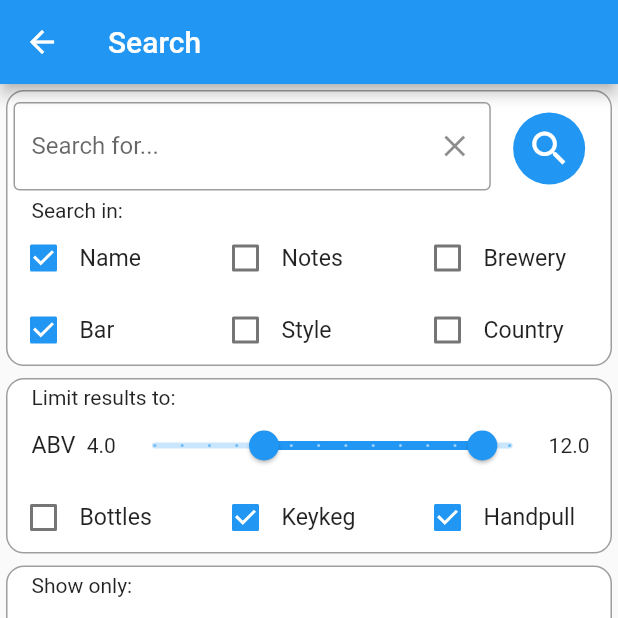
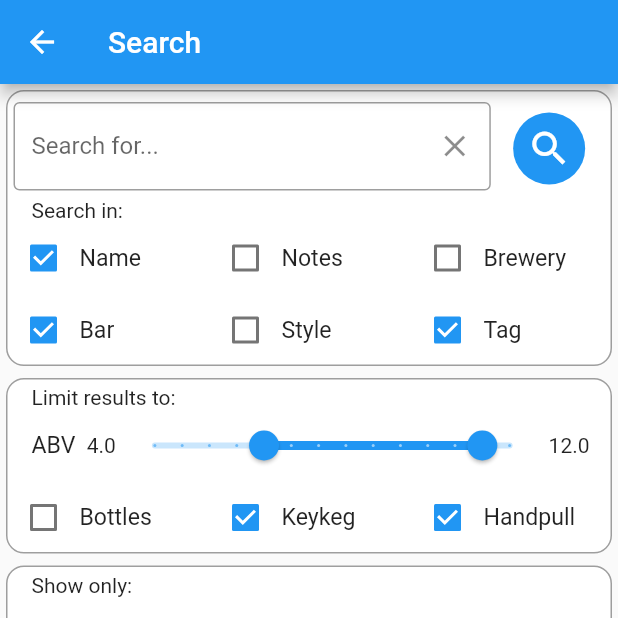
Before and after one commit to dave-co/gbbf_beer_app, a Flutter app: the screen it shows after launch, after a tap on the "search" icon, on a phone screen of 412 x 824 dp, the top half of it. Run offline on Flutter 3.47's test engine with Material 2 defaults, Android fonts, the phone set to English and light mode, and no system bars; our stand-ins replace flutter_hooks, shared_preferences.

Commit message:
search tags

```diff
--- a/lib/main.dart
+++ b/lib/main.dart
@@ -83,6 +83,7 @@ class _MyHomePageState extends State<MyHomePage> {
   bool barSearch = true;
   bool styleSearch = false;
   bool countrySearch = false;
+  bool tagSearch = true;
 
   bool showHandpull = true;
   bool showKeyKeg = true;
@@ -155,6 +156,7 @@ class _MyHomePageState extends State<MyHomePage> {
       barSearch = searchData.barSearch;
       styleSearch = searchData.styleSearch;
       countrySearch = searchData.countrySearch;
+      tagSearch = searchData.tagSearch;
       showHandpull = searchData.showHandpull;
       showKeyKeg = searchData.showKeyKeg;
       showBottles = searchData.showBottles;
@@ -234,12 +236,17 @@ class _MyHomePageState extends State<MyHomePage> {
         if (styleSearch && beer.style.toLowerCase().contains(text)) {
           return true;
         }
-        if (countrySearch && beer.country.toLowerCase().contains(text)) {
+        if ("GBBF 2022" == activeFestival.name && countrySearch && beer.country.toLowerCase().contains(text)) {
+          return true;
+        }
+        if ("GBBF 2023" == activeFestival.name && tagSearch && beer.tags.any((tag) => tag.toLowerCase().contains(text))) {
           return true;
         }
 
-        if (!nameSearch && !notesSearch && !brewerySearch && !barSearch &&
-            !styleSearch && !countrySearch) {
+        if (!nameSearch && !notesSearch && !brewerySearch && !barSearch && !styleSearch &&
+            (("GBBF 2022" == activeFestival.name && !countrySearch)
+                  || ("GBBF 2023" == activeFestival.name && !tagSearch))
+          ) {
           return true;
         }
         return false;
@@ -347,6 +354,7 @@ class _MyHomePageState extends State<MyHomePage> {
                                     barSearch,
                                     styleSearch,
                                     countrySearch,
+                                    tagSearch,
                                     showHandpull,
                                     showKeyKeg,
                                     showBottles,
@@ -354,7 +362,8 @@ class _MyHomePageState extends State<MyHomePage> {
                                     abvMax,
                                     onlyShowWants,
                                     onlyShowFavourites,
-                                    onlyShowTried
+                                    onlyShowTried,
+                                    activeFestival.name
                                 )
                         )
                     ).then((value) => _searchFieldsResult(value));
@@ -603,7 +612,7 @@ class _MyHomePageState extends State<MyHomePage> {
                             Expanded(child:
                               Padding(
                                 padding: const EdgeInsets.only(left: 10, right: 5),
-                                child: Text(filteredBeers[i].notes, textScaleFactor: 1.1),
+                                child: Text(_cleanNotesText(filteredBeers[i].notes), textScaleFactor: 1.1),
                               ),
                             )
                           ],
@@ -701,20 +710,28 @@ class _MyHomePageState extends State<MyHomePage> {
 
   Color _getColor(String tag){
     if(tag == 'Citrus') return Colors.lime;
+    if(tag == 'Session') return Colors.lightGreen.shade300;
     if(tag == 'Hoppy') return Colors.lightGreen;
     if(tag == 'Pine') return Colors.yellow.shade100;
     if(tag == 'Pale') return Colors.yellowAccent.shade100;
     if(tag == 'Pale Ale') return Colors.yellowAccent.shade100;
+    if(tag == 'Blonde') return Colors.yellow.shade300;
     if(tag == 'Golden') return Colors.yellow;
     if(tag == 'Lemon') return Colors.yellow.shade600;
     if(tag == 'Tangerine') return Colors.orangeAccent;
     if(tag == 'Orange') return Colors.orange;
+    if(tag == 'Amber') return Colors.amber;
     if(tag == 'Floral') return Colors.pink.shade100;
     if(tag == 'Grapefruit') return Colors.pinkAccent.shade100;
+    if(tag == 'Refreshing') return Colors.purple.shade100;
+    if(tag == 'Bitter') return Colors.deepPurple.shade100;
     if(tag == 'Fruity') return Colors.purpleAccent;
-    if(tag == 'Ipa') return Colors.purple;
+    if(tag == 'Fruit') return Colors.purpleAccent;
+    if(tag == 'IPA') return Colors.purple;
     if(tag == 'Sweet') return Colors.red.shade500;
+    if(tag == 'Red') return Colors.red;
     if(tag == 'Malty') return Colors.red.shade900;
+    if(tag == 'Biscuit') return Colors.brown.shade200;
     if(tag == 'Caramel') return Colors.brown.shade300;
     if(tag == 'Chocolate') return Colors.brown.shade400;
     if(tag == 'Chocolate') return Colors.brown;
@@ -1036,6 +1053,10 @@ class _MyHomePageState extends State<MyHomePage> {
     return metaData;
   }
 
+  String _cleanNotesText(String notes) {
+    return notes.replaceAll("&amp;", "&");
+  }
+
   // debugMeta() {
   //   debugPrint("beerMetaData.length=${beerMetaData.length}");
   //   var triedIds = [];
--- a/lib/search.dart
+++ b/lib/search.dart
@@ -11,6 +11,7 @@ class Search extends StatefulWidget {
   final bool barSearchParam;
   final bool styleSearchParam;
   final bool countrySearchParam;
+  final bool tagSearchParam;
 
   final bool showHandpullParam;
   final bool showKeyKegParam;
@@ -22,6 +23,7 @@ class Search extends StatefulWidget {
   final bool onlyShowWantsParam;
   final bool onlyShowFavouritesParam;
   final bool onlyShowTriedParam;
+  final String activeFestivalNameParam;
 
   const Search(
       this.searchTextParam,
@@ -31,6 +33,7 @@ class Search extends StatefulWidget {
       this.barSearchParam,
       this.styleSearchParam,
       this.countrySearchParam,
+      this.tagSearchParam,
       this.showHandpullParam,
       this.showKeyKegParam,
       this.showBottlesParam,
@@ -39,6 +42,7 @@ class Search extends StatefulWidget {
       this.onlyShowWantsParam,
       this.onlyShowFavouritesParam,
       this.onlyShowTriedParam,
+      this.activeFestivalNameParam,
       {Key? key})
       : super(key: key);
 
@@ -56,6 +60,7 @@ class _CreateSearchState extends State<Search> {
   late bool barSearch;
   late bool styleSearch;
   late bool countrySearch;
+  late bool tagSearch;
 
   late bool showHandpull;
   late bool showKeyKeg;
@@ -70,6 +75,7 @@ class _CreateSearchState extends State<Search> {
   late bool onlyShowWants;
   late bool onlyShowFavourites;
   late bool onlyShowTried;
+  late String activeFestivalName;
 
   @override
   void initState() {
@@ -81,6 +87,7 @@ class _CreateSearchState extends State<Search> {
     barSearch = widget.barSearchParam;
     styleSearch = widget.styleSearchParam;
     countrySearch = widget.countrySearchParam;
+    tagSearch = widget.tagSearchParam;
     showHandpull = widget.showHandpullParam;
     showKeyKeg = widget.showKeyKegParam;
     showBottles = widget.showBottlesParam;
@@ -91,6 +98,7 @@ class _CreateSearchState extends State<Search> {
     onlyShowWants = widget.onlyShowWantsParam;
     onlyShowFavourites = widget.onlyShowFavouritesParam;
     onlyShowTried = widget.onlyShowTriedParam;
+    activeFestivalName = widget.activeFestivalNameParam;
   }
 
   @override
@@ -107,6 +115,7 @@ class _CreateSearchState extends State<Search> {
               barSearch,
               styleSearch,
               countrySearch,
+              tagSearch,
               showHandpull,
               showKeyKeg,
               showBottles,
@@ -114,7 +123,9 @@ class _CreateSearchState extends State<Search> {
               abvRange.end,
               onlyShowWants,
               onlyShowFavourites,
-              onlyShowTried));
+              onlyShowTried,
+              activeFestivalName,
+          ));
       return false;
     }
 
@@ -252,7 +263,7 @@ class _CreateSearchState extends State<Search> {
                                             });
                                           })
                                   ),
-                                  Expanded(
+                                  activeFestivalName == 'GBBF 2022' ? Expanded(
                                       flex: 2,
                                       child: LabelledCheckbox(
                                           text: const Text('Country', textScaleFactor: 1.1,),
@@ -261,6 +272,17 @@ class _CreateSearchState extends State<Search> {
                                           onChanged: (bool? value){
                                             setState((){
                                               countrySearch = !countrySearch;
+                                            });
+                                          })
+                                  ) : Expanded(
+                                      flex: 2,
+                                      child: LabelledCheckbox(
+                                          text: const Text('Tag', textScaleFactor: 1.1,),
+                                          padding: const EdgeInsets.only(left: 1),
+                                          value: tagSearch,
+                                          onChanged: (bool? value){
+                                            setState((){
+                                              tagSearch = !tagSearch;
                                             });
                                           })
                                   ),
--- a/lib/search_data.dart
+++ b/lib/search_data.dart
@@ -7,6 +7,7 @@ class SearchData {
   bool barSearch;
   bool styleSearch;
   bool countrySearch;
+  bool tagSearch;
 
   bool showHandpull;
   bool showKeyKeg;
@@ -18,6 +19,7 @@ class SearchData {
   bool onlyShowWants;
   bool onlyShowFavourites;
   bool onlyShowTried;
+  String activeFestivalName;
 
   SearchData(this.searchText,
       this.nameSearch,
@@ -26,6 +28,7 @@ class SearchData {
       this.barSearch,
       this.styleSearch,
       this.countrySearch,
+      this.tagSearch,
       this.showHandpull,
       this.showKeyKeg,
       this.showBottles,
@@ -33,6 +36,7 @@ class SearchData {
       this.abvMax,
       this.onlyShowWants,
       this.onlyShowFavourites,
-      this.onlyShowTried
+      this.onlyShowTried,
+      this.activeFestivalName
       );
 }
```
